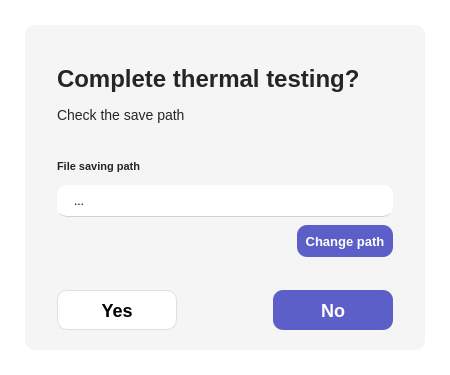
The window that FinishDialog.ui (RadioPizza/TPU-TNDT-DualCam-App) describes before a commit, drawn with Qt 5.
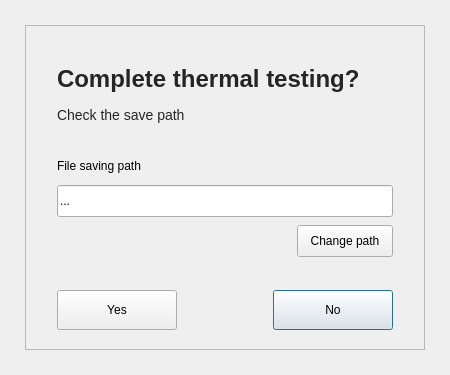
The same window after the commit.

Commit message: - Remove all styles from windows - Add horizontal layout to scrollArea on start window - Fix vertical layout in main window - Update icons to white

```diff
--- a/FinishDialog.ui
+++ b/FinishDialog.ui
@@ -26,9 +26,7 @@
    <string>Finish thermal testing</string>
   </property>
   <property name="styleSheet">
-   <string notr="true">background: #FFFFFF;
-font-family: Segoe UI;
-</string>
+   <string notr="true"/>
   </property>
   <widget class="QFrame" name="FinishFrame">
    <property name="geometry">
@@ -40,10 +38,7 @@
     </rect>
    </property>
    <property name="styleSheet">
-    <string notr="true">QFrame {
-	background: #F5F5F5;
-	border-radius: 10px;
-}</string>
+    <string notr="true"/>
    </property>
    <property name="frameShape">
     <enum>QFrame::StyledPanel</enum>
@@ -80,22 +75,7 @@
      </rect>
     </property>
     <property name="styleSheet">
-     <string notr="true">QPushButton {
-	text-align: center;
-	color: white;
-	font-size: 18px;
-	font-weight: 600;
-	background: #5B5FC7; 
-	border-radius: 10px;
-}
-
-QPushButton::hover::!pressed {
-	background: #4F52B2;
-}
-
-QPushButton::pressed {
-	background:  #161987; 
-}</string>
+     <string notr="true"/>
     </property>
     <property name="text">
      <string>No</string>
@@ -111,22 +91,7 @@
      </rect>
     </property>
     <property name="styleSheet">
-     <string notr="true">QPushButton {
-	text-align: center;
-	color: black;
-	font-size: 18px;
-	font-weight: 600;
-	border: 1px solid #E1DFDD;
-	border-radius: 10px;
-}
-
-QPushButton::hover::!pressed {
-	background: #E1DFDD;
-}
-
-QPushButton::pressed {
-	background: #8B8B8B;
-}</string>
+     <string notr="true"/>
     </property>
     <property name="text">
      <string>Yes</string>
@@ -142,22 +107,7 @@
      </rect>
     </property>
     <property name="styleSheet">
-     <string notr="true">QPushButton {
-	text-align: center;
-	color: white;
-	font-size: 13px;
-	font-weight: 600;
-	background: #5B5FC7; 
-	border-radius: 10px;
-}
-
-QPushButton::hover::!pressed {
-	background: #4F52B2;
-}
-
-QPushButton::pressed {
-	background:  #161987; 
-}</string>
+     <string notr="true"/>
     </property>
     <property name="text">
      <string>Change path</string>
@@ -173,10 +123,7 @@
      </rect>
     </property>
     <property name="styleSheet">
-     <string notr="true">color: #252525;
-font-size: 11px;
-font-weight: 600;
-text-transform: uppercase;</string>
+     <string notr="true"/>
     </property>
     <property name="text">
      <string>File saving path</string>
@@ -195,26 +142,7 @@
      <bool>false</bool>
     </property>
     <property name="styleSheet">
-     <string notr="true">QLineEdit {
-	background: white;
-	border-radius: 10px;
-	align-items: center;
-	overflow: hidden;
-	padding: 5px 15px;
-	border-bottom-color: #D1D1D1;
-	border-bottom-style: solid;
-	border-bottom-width: 1px;
-}
-
-QLineEdit::hover::!focus {
-	border-bottom-color: #252525;
-}
-
-QLineEdit::focus {
-	border-bottom-color: #5B5FC7;
-}
-
-</string>
+     <string notr="true"/>
     </property>
     <property name="text">
      <string>...</string>
```
The commit also changes 36 other files.
